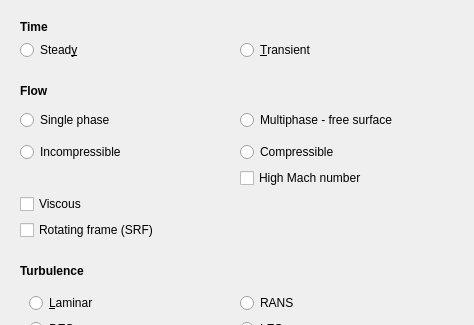
jaheyns/CfdOF, file Gui/TaskPanelPhysics.ui: the form before one commit; both pictures show x 0 to 474 and y 0 to 325 of the 474 by 907 pixel window.
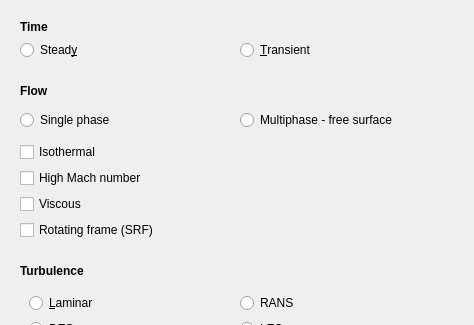
The form after the commit. Custom widgets are drawn as their Qt base class.

Commit message: Clarify incompressible/isothermal terminology

```diff
--- a/Gui/TaskPanelPhysics.ui
+++ b/Gui/TaskPanelPhysics.ui
@@ -335,8 +335,8 @@
          <property name="bottomMargin">
           <number>0</number>
          </property>
-         <item row="2" column="1">
-          <widget class="QRadioButton" name="radioButtonCompressible">
+         <item row="2" column="0">
+          <widget class="QCheckBox" name="checkBoxIsothermal">
            <property name="sizePolicy">
             <sizepolicy hsizetype="MinimumExpanding" vsizetype="Fixed">
              <horstretch>0</horstretch>
@@ -344,11 +344,11 @@
             </sizepolicy>
            </property>
            <property name="text">
-            <string>Compressible</string>
+            <string>Isothermal</string>
            </property>
           </widget>
          </item>
-         <item row="3" column="1">
+         <item row="3" column="0">
           <widget class="QCheckBox" name="checkBoxHighMach">
            <property name="sizePolicy">
             <sizepolicy hsizetype="MinimumExpanding" vsizetype="Fixed">
@@ -361,19 +361,6 @@
            </property>
           </widget>
          </item>
-         <item row="2" column="0">
-          <widget class="QRadioButton" name="radioButtonIncompressible">
-           <property name="sizePolicy">
-            <sizepolicy hsizetype="MinimumExpanding" vsizetype="Fixed">
-             <horstretch>0</horstretch>
-             <verstretch>0</verstretch>
-            </sizepolicy>
-           </property>
-           <property name="text">
-            <string>Incompressible</string>
-           </property>
-          </widget>
-         </item>
         </layout>
        </widget>
       </item>
```
Left out of the diff: 4 changed lines with no effect on the pictures. The commit also changes 18 other files.
